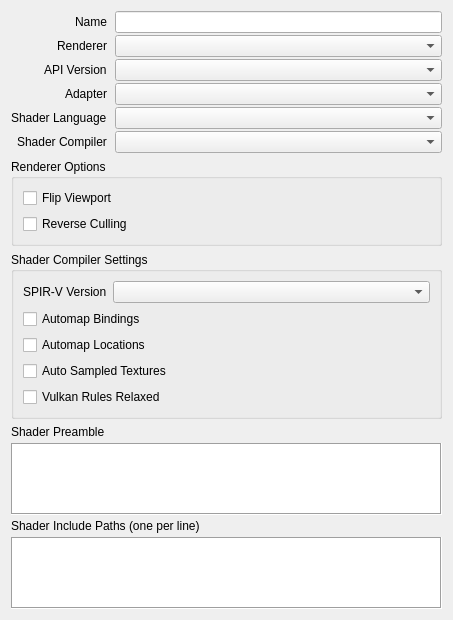
First picture: the form in src/session/properties/SessionProperties.ui, repository houmain/gpupad, before the edit.
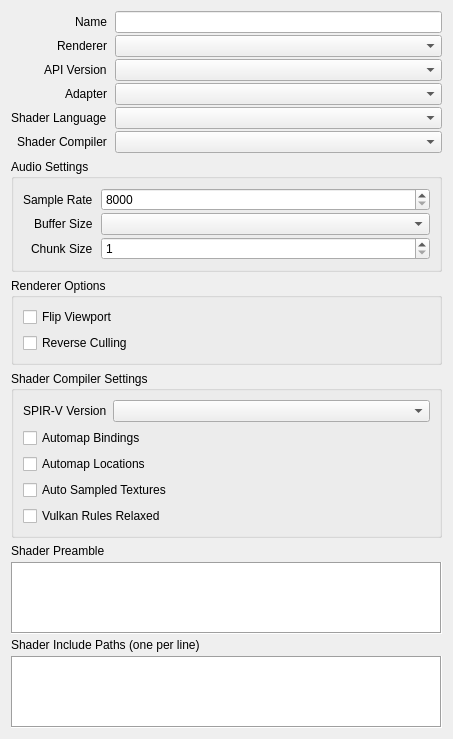
Second picture: the form after the edit. Custom widgets are drawn as their Qt base class.

Commit message: Improved audio handling

```diff
--- a/src/session/properties/SessionProperties.ui
+++ b/src/session/properties/SessionProperties.ui
@@ -7,7 +7,7 @@
     <x>0</x>
     <y>0</y>
     <width>453</width>
-    <height>618</height>
+    <height>642</height>
    </rect>
   </property>
   <layout class="QVBoxLayout" name="verticalLayout">
@@ -96,6 +96,71 @@
      </item>
     </layout>
    </item>
+   <item>
+    <widget class="QGroupBox" name="audioSettings">
+     <property name="title">
+      <string>Audio Settings</string>
+     </property>
+     <layout class="QFormLayout" name="audioSettingsLayout">
+      <property name="labelAlignment">
+       <set>Qt::AlignmentFlag::AlignRight|Qt::AlignmentFlag::AlignTrailing|Qt::AlignmentFlag::AlignVCenter</set>
+      </property>
+      <property name="horizontalSpacing">
+       <number>8</number>
+      </property>
+      <property name="verticalSpacing">
+       <number>2</number>
+      </property>
+      <item row="0" column="0">
+       <widget class="QLabel" name="labelAudioSampleRate">
+        <property name="text">
+         <string>Sample Rate</string>
+        </property>
+       </widget>
+      </item>
+      <item row="0" column="1">
+       <widget class="QSpinBox" name="audioSampleRate">
+        <property name="minimum">
+         <number>8000</number>
+        </property>
+        <property name="maximum">
+         <number>384000</number>
+        </property>
+        <property name="singleStep">
+         <number>100</number>
+        </property>
+       </widget>
+      </item>
+      <item row="1" column="0">
+       <widget class="QLabel" name="labelAudioBufferSize">
+        <property name="text">
+         <string>Buffer Size</string>
+        </property>
+       </widget>
+      </item>
+      <item row="1" column="1">
+       <widget class="DataComboBox" name="audioBufferSize"/>
+      </item>
+      <item row="2" column="0">
+       <widget class="QLabel" name="labelAudioChunkSize">
+        <property name="text">
+         <string>Chunk Size</string>
+        </property>
+       </widget>
+      </item>
+      <item row="2" column="1">
+       <widget class="QSpinBox" name="audioChunkSize">
+        <property name="minimum">
+         <number>1</number>
+        </property>
+        <property name="maximum">
+         <number>65536</number>
+        </property>
+       </widget>
+      </item>
+     </layout>
+    </widget>
+   </item>
    <item>
     <widget class="QGroupBox" name="rendererOptions">
      <property name="title">
```
Left out of the diff: 20 changed lines with no effect on the pictures. The commit also changes 17 other files.
